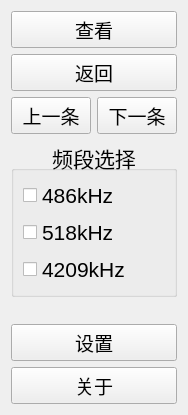
Qt form control_panel.ui (GuoZhiyong/navtex_qt) before a commit.
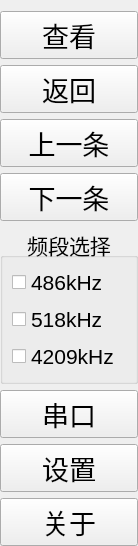
The same form after that commit.

```diff
--- a/control_panel.ui
+++ b/control_panel.ui
@@ -6,8 +6,8 @@
    <rect>
     <x>0</x>
     <y>0</y>
-    <width>176</width>
-    <height>415</height>
+    <width>138</width>
+    <height>430</height>
    </rect>
   </property>
   <property name="windowTitle">
@@ -17,11 +17,23 @@
    <bool>true</bool>
   </property>
   <layout class="QVBoxLayout" name="verticalLayout">
+   <property name="spacing">
+    <number>6</number>
+   </property>
+   <property name="leftMargin">
+    <number>0</number>
+   </property>
+   <property name="rightMargin">
+    <number>0</number>
+   </property>
+   <property name="bottomMargin">
+    <number>0</number>
+   </property>
    <item>
     <widget class="QPushButton" name="pushButton">
      <property name="font">
       <font>
-       <pointsize>14</pointsize>
+       <pointsize>20</pointsize>
       </font>
      </property>
      <property name="text">
@@ -33,7 +45,7 @@
     <widget class="QPushButton" name="btn_pnl_info">
      <property name="font">
       <font>
-       <pointsize>14</pointsize>
+       <pointsize>20</pointsize>
       </font>
      </property>
      <property name="text">
@@ -42,24 +54,25 @@
     </widget>
    </item>
    <item>
-    <layout class="QHBoxLayout" name="horizontalLayout">
-     <item>
-      <widget class="QPushButton" name="pushButton_3">
+    <widget class="QPushButton" name="btn_prev">
        <property name="font">
         <font>
-         <pointsize>14</pointsize>
-        </font>
-       </property>
+       <pointsize>20</pointsize>
+      </font>
+     </property>
+     <property name="cursor">
+      <cursorShape>ArrowCursor</cursorShape>
+     </property>
        <property name="text">
         <string>上一条</string>
        </property>
       </widget>
      </item>
      <item>
-      <widget class="QPushButton" name="pushButton_4">
+    <widget class="QPushButton" name="btn_next">
        <property name="font">
         <font>
-         <pointsize>14</pointsize>
+       <pointsize>20</pointsize>
         </font>
        </property>
        <property name="text">
@@ -67,8 +80,6 @@
        </property>
       </widget>
      </item>
-    </layout>
-   </item>
    <item>
     <widget class="QGroupBox" name="groupBox">
      <property name="font">
@@ -120,11 +131,23 @@
      </property>
     </spacer>
    </item>
+   <item>
+    <widget class="QPushButton" name="btn_pnl_serialport">
+     <property name="font">
+      <font>
+       <pointsize>20</pointsize>
+      </font>
+     </property>
+     <property name="text">
+      <string>串口</string>
+     </property>
+    </widget>
+   </item>
    <item>
     <widget class="QPushButton" name="btn_pnl_setup">
      <property name="font">
       <font>
-       <pointsize>14</pointsize>
+       <pointsize>20</pointsize>
       </font>
      </property>
      <property name="text">
@@ -136,7 +159,7 @@
     <widget class="QPushButton" name="btn_pnl_about">
      <property name="font">
       <font>
-       <pointsize>14</pointsize>
+       <pointsize>20</pointsize>
       </font>
      </property>
      <property name="text">
```
Left out of the diff: 8 changed lines with no effect on the pictures. Lines whose indentation alone changed are shown as unchanged.
